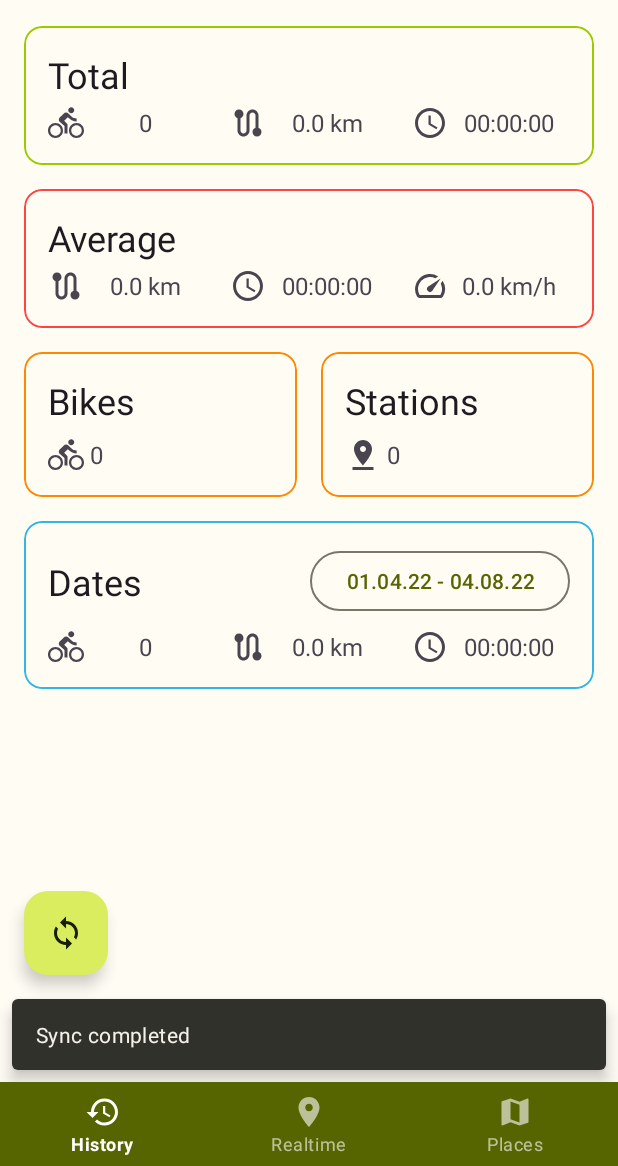
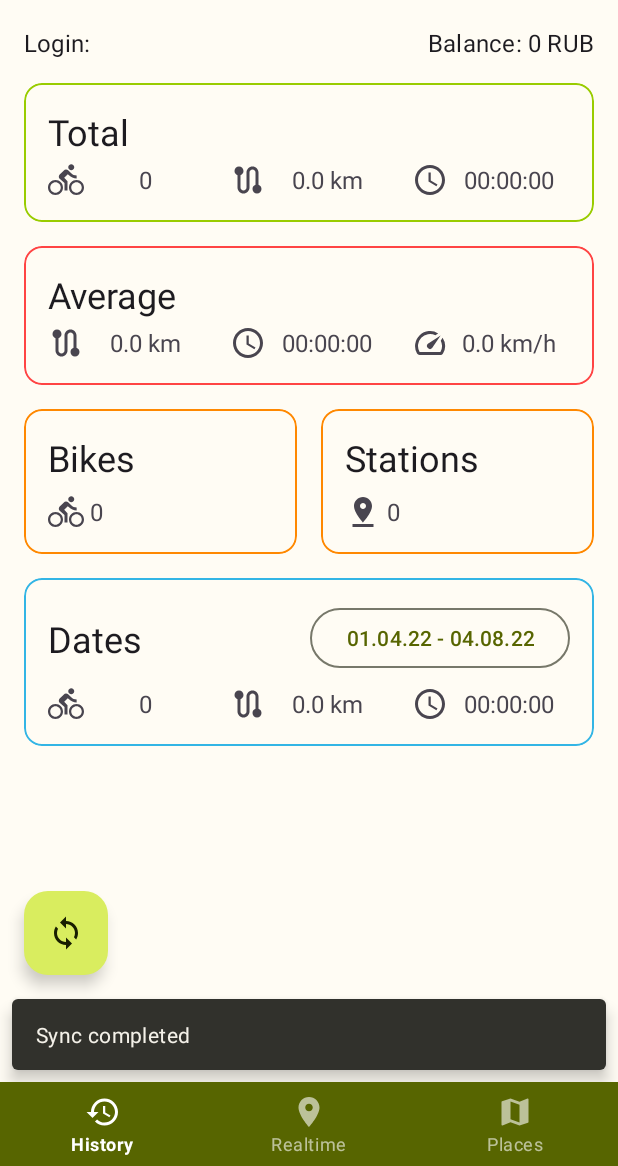
Before and after one commit to amostyaev/MyVelobike, an Android app: the HistoryFragment screen opened through its navigation route, after a tap on "Sync", on a phone screen of 412 x 824 dp, the part 70-1236 px from its top. Run offline under Robolectric (Android 15) with nearby library versions, the phone set to English and light mode, and no system bars; our stand-ins replace Room's generated code, navigation-ui; 2 statements that could not run were skipped.

Commit message:
Show account balance on the statistics screen

```diff
--- a/app/src/main/java/com/raistlin/myvelobike/api/ApiService.kt
+++ b/app/src/main/java/com/raistlin/myvelobike/api/ApiService.kt
@@ -5,15 +5,9 @@ import android.content.Context
 import android.webkit.WebView
 import android.webkit.WebViewClient
 import com.raistlin.myvelobike.dao.RideDao
-import com.raistlin.myvelobike.dto.Authorization
-import com.raistlin.myvelobike.dto.Events
-import com.raistlin.myvelobike.dto.Ride
-import com.raistlin.myvelobike.dto.Station
+import com.raistlin.myvelobike.dto.*
 import com.raistlin.myvelobike.entity.toEntity
-import com.raistlin.myvelobike.store.getAuthData
-import com.raistlin.myvelobike.store.getLoginData
-import com.raistlin.myvelobike.store.saveAuthData
-import com.raistlin.myvelobike.store.saveLastSync
+import com.raistlin.myvelobike.store.*
 import com.raistlin.myvelobike.util.JSONUtils
 import io.ktor.client.*
 import io.ktor.client.call.*
@@ -87,7 +81,21 @@ class ApiService(private val context: Context, private val dao: RideDao) : Close
         return response.body()
     }
 
+    private suspend fun profile(): Profile {
+        val response = client.get(
+            urlString = "https://apivelobike.velobike.ru/v2/profile"
+        ) {
+            parameter("rnd", System.currentTimeMillis().toString())
+            parameter("timestamp", System.currentTimeMillis().toString())
+        }
+        if (!response.status.isSuccess()) {
+            throw RuntimeException("Received ${response.status.value}: ${response.status.description}")
+        }
+        return response.body<ProfileResponse>().profile
+    }
+
     fun syncStats() = flow {
+        context.saveBalance(profile().balance)
         var offset = 0
         do {
             val events = stats(STAT_LIMIT, offset)
--- a/app/src/main/java/com/raistlin/myvelobike/store/BikeStore.kt
+++ b/app/src/main/java/com/raistlin/myvelobike/store/BikeStore.kt
@@ -24,6 +24,7 @@ private val AUTH_PIN = stringPreferencesKey("auth_pin")
 private val AUTH_TOKEN = stringPreferencesKey("auth_token")
 private val AUTH_REFRESH_TOKEN = stringPreferencesKey("auth_refresh_token")
 private val PREFS_LAST_SYNC = longPreferencesKey("prefs_last_sync")
+private val PREFS_BALANCE = intPreferencesKey("prefs_balance")
 
 suspend fun Context.saveLoginData(data: LoginData) {
     authDataStore.edit { preferences ->
@@ -83,3 +84,20 @@ suspend fun Context.getLastSync() = prefsDataStore.data
     }.map { preferences ->
         preferences[PREFS_LAST_SYNC] ?: 0L
     }.stateIn(MainScope())
+
+suspend fun Context.saveBalance(balance: Int) {
+    prefsDataStore.edit { preferences ->
+        preferences[PREFS_BALANCE] = balance
+    }
+}
+
+suspend fun Context.getBalance() = prefsDataStore.data
+    .catch { exception ->
+        if (exception is IOException) {
+            emit(emptyPreferences())
+        } else {
+            throw exception
+        }
+    }.map { preferences ->
+        preferences[PREFS_BALANCE] ?: 0
+    }.stateIn(MainScope())
--- a/app/src/main/java/com/raistlin/myvelobike/ui/HistoryFragment.kt
+++ b/app/src/main/java/com/raistlin/myvelobike/ui/HistoryFragment.kt
@@ -17,6 +17,8 @@ import com.google.android.material.snackbar.Snackbar
 import com.raistlin.myvelobike.R
 import com.raistlin.myvelobike.databinding.FragmentHistoryBinding
 import com.raistlin.myvelobike.dto.Ride
+import com.raistlin.myvelobike.store.getBalance
+import com.raistlin.myvelobike.store.getLoginData
 import com.raistlin.myvelobike.util.asTimeString
 import com.raistlin.myvelobike.util.utcDate
 import com.raistlin.myvelobike.viewmodel.BikeViewModel
@@ -37,6 +39,22 @@ class HistoryFragment : Fragment() {
             lifecycleScope.launchWhenResumed {
                 viewModel.syncStats().collect()
                 Snackbar.make(binding.root, R.string.action_sync_completed, Snackbar.LENGTH_LONG).show()
+            }
+        }
+
+        lifecycleScope.launch {
+            viewLifecycleOwner.repeatOnLifecycle(Lifecycle.State.STARTED) {
+                requireContext().getBalance().collect { balance ->
+                    binding.profileBalance.text = getString(R.string.history_balance, balance)
+                }
+            }
+        }
+
+        lifecycleScope.launch {
+            viewLifecycleOwner.repeatOnLifecycle(Lifecycle.State.STARTED) {
+                requireContext().getLoginData().collect { loginData ->
+                    binding.profileLogin.text = getString(R.string.history_login, loginData.login)
+                }
             }
         }
 
--- a/app/src/main/res/layout/fragment_history.xml
+++ b/app/src/main/res/layout/fragment_history.xml
@@ -13,6 +13,32 @@
             android:layout_width="match_parent"
             android:layout_height="wrap_content"
             android:orientation="vertical">
+
+            <androidx.constraintlayout.widget.ConstraintLayout
+                android:layout_width="match_parent"
+                android:layout_height="match_parent"
+                android:layout_marginHorizontal="16dp"
+                android:layout_marginBottom="16dp">
+
+                <TextView
+                    android:id="@+id/profile_login"
+                    style="@style/TextAppearance.MaterialComponents.Subtitle1"
+                    android:layout_width="wrap_content"
+                    android:layout_height="wrap_content"
+                    android:text="@string/history_login"
+                    app:layout_constraintStart_toStartOf="parent"
+                    app:layout_constraintTop_toTopOf="parent" />
+
+                <TextView
+                    android:id="@+id/profile_balance"
+                    style="@style/TextAppearance.MaterialComponents.Subtitle1"
+                    android:layout_width="wrap_content"
+                    android:layout_height="wrap_content"
+                    android:text="@string/history_balance"
+                    app:layout_constraintEnd_toEndOf="parent"
+                    app:layout_constraintTop_toTopOf="parent" />
+
+            </androidx.constraintlayout.widget.ConstraintLayout>
 
             <com.google.android.material.card.MaterialCardView
                 android:id="@+id/history_card_total"
--- a/app/src/main/res/values/strings.xml
+++ b/app/src/main/res/values/strings.xml
@@ -28,6 +28,9 @@
     <string name="chooser_distance">Distance</string>
     <string name="chooser_time">Time</string>
 
+    <string name="history_login">Login: %s</string>
+    <string name="history_balance">Balance: %d RUB</string>
+
     <string name="history_total_title">Total</string>
     <string name="history_bikes_title">Bikes</string>
     <string name="history_stations_title">Stations</string>
```
Also changed, not shown: app/src/main/java/com/raistlin/myvelobike/dto/Authorization.kt (+12 -0 lines), 1 other file.
